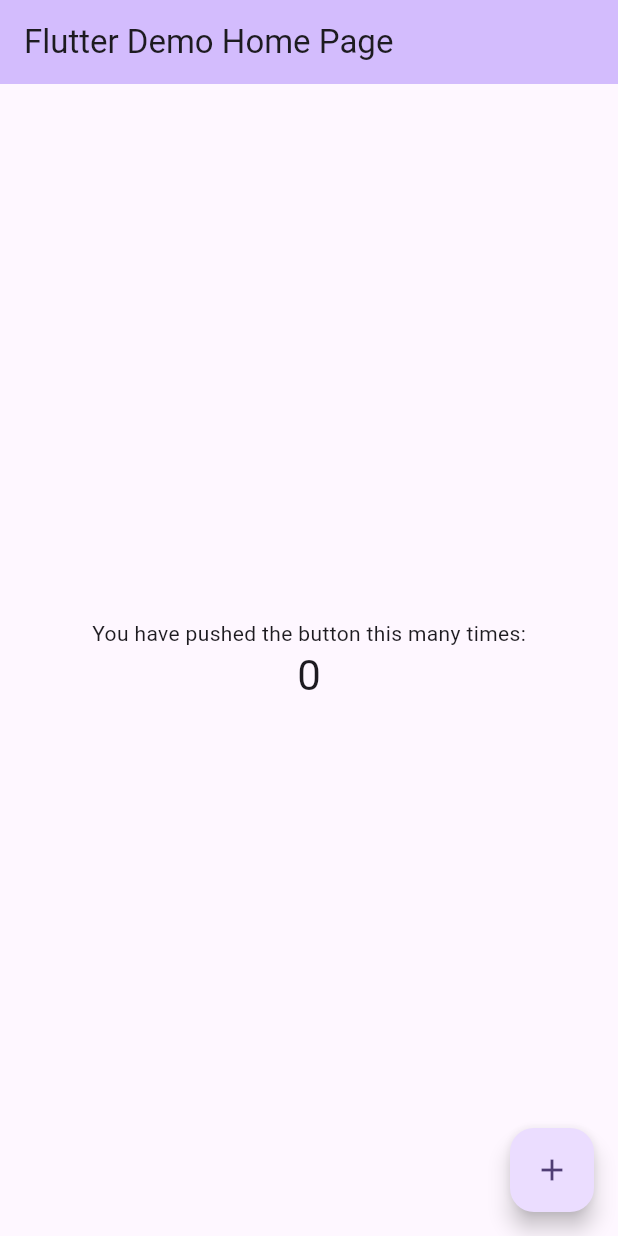
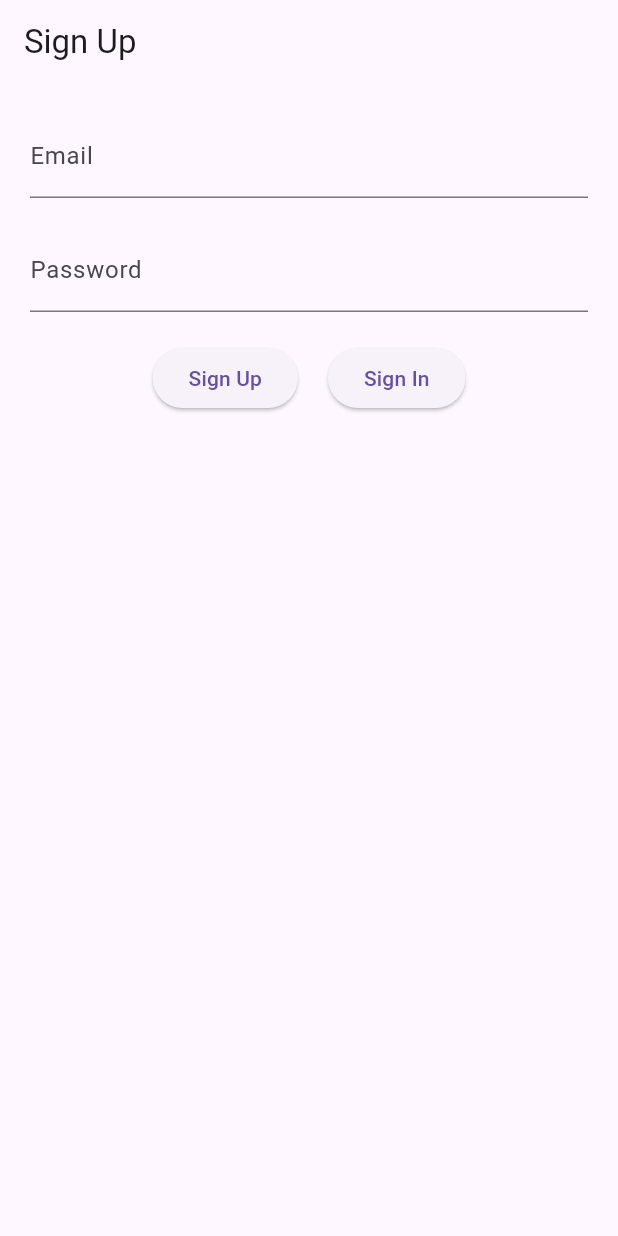
Before and after one commit to suk-6/24-flutter, a Flutter app: the screen it shows after launch, on a phone screen of 412 x 824 dp. Run offline on Flutter 3.47's test engine with Material 3 defaults, Android fonts, the phone set to English and light mode, and no system bars; our stand-ins replace firebase_auth, firebase_core; accounts and stored records are empty.

Commit message:
feat: auth

```diff
--- a/flutter1/lib/main.dart
+++ b/flutter1/lib/main.dart
@@ -1,125 +1,14 @@
+import 'package:firebase_core/firebase_core.dart';
 import 'package:flutter/material.dart';
+import 'package:flutter1/firebase_options.dart';
+import 'package:flutter1/pages/auth/signup.dart';
 
-void main() {
-  runApp(const MyApp());
+void main() async {
+  WidgetsFlutterBinding.ensureInitialized();
+  await Firebase.initializeApp(
+    options: DefaultFirebaseOptions.currentPlatform,
+  );
+  runApp(const MaterialApp(
+    home: SignUpPage(),
+  ));
 }
-
-class MyApp extends StatelessWidget {
-  const MyApp({super.key});
-
-  // This widget is the root of your application.
-  @override
-  Widget build(BuildContext context) {
-    return MaterialApp(
-      title: 'Flutter Demo',
-      theme: ThemeData(
-        // This is the theme of your application.
-        //
-        // TRY THIS: Try running your application with "flutter run". You'll see
-        // the application has a purple toolbar. Then, without quitting the app,
-        // try changing the seedColor in the colorScheme below to Colors.green
-        // and then invoke "hot reload" (save your changes or press the "hot
-        // reload" button in a Flutter-supported IDE, or press "r" if you used
-        // the command line to start the app).
-        //
-        // Notice that the counter didn't reset back to zero; the application
-        // state is not lost during the reload. To reset the state, use hot
-        // restart instead.
-        //
-        // This works for code too, not just values: Most code changes can be
-        // tested with just a hot reload.
-        colorScheme: ColorScheme.fromSeed(seedColor: Colors.deepPurple),
-        useMaterial3: true,
-      ),
-      home: const MyHomePage(title: 'Flutter Demo Home Page'),
-    );
-  }
-}
-
-class MyHomePage extends StatefulWidget {
-  const MyHomePage({super.key, required this.title});
-
-  // This widget is the home page of your application. It is stateful, meaning
-  // that it has a State object (defined below) that contains fields that affect
-  // how it looks.
-
-  // This class is the configuration for the state. It holds the values (in this
-  // case the title) provided by the parent (in this case the App widget) and
-  // used by the build method of the State. Fields in a Widget subclass are
-  // always marked "final".
-
-  final String title;
-
-  @override
-  State<MyHomePage> createState() => _MyHomePageState();
-}
-
-class _MyHomePageState extends State<MyHomePage> {
-  int _counter = 0;
-
-  void _incrementCounter() {
-    setState(() {
-      // This call to setState tells the Flutter framework that something has
-      // changed in this State, which causes it to rerun the build method below
-      // so that the display can reflect the updated values. If we changed
-      // _counter without calling setState(), then the build method would not be
-      // called again, and so nothing would appear to happen.
-      _counter++;
-    });
-  }
-
-  @override
-  Widget build(BuildContext context) {
-    // This method is rerun every time setState is called, for instance as done
-    // by the _incrementCounter method above.
-    //
-    // The Flutter framework has been optimized to make rerunning build methods
-    // fast, so that you can just rebuild anything that needs updating rather
-    // than having to individually change instances of widgets.
-    return Scaffold(
-      appBar: AppBar(
-        // TRY THIS: Try changing the color here to a specific color (to
-        // Colors.amber, perhaps?) and trigger a hot reload to see the AppBar
-        // change color while the other colors stay the same.
-        backgroundColor: Theme.of(context).colorScheme.inversePrimary,
-        // Here we take the value from the MyHomePage object that was created by
-        // the App.build method, and use it to set our appbar title.
-        title: Text(widget.title),
-      ),
-      body: Center(
-        // Center is a layout widget. It takes a single child and positions it
-        // in the middle of the parent.
-        child: Column(
-          // Column is also a layout widget. It takes a list of children and
-          // arranges them vertically. By default, it sizes itself to fit its
-          // children horizontally, and tries to be as tall as its parent.
-          //
-          // Column has various properties to control how it sizes itself and
-          // how it positions its children. Here we use mainAxisAlignment to
-          // center the children vertically; the main axis here is the vertical
-          // axis because Columns are vertical (the cross axis would be
-          // horizontal).
-          //
-          // TRY THIS: Invoke "debug painting" (choose the "Toggle Debug Paint"
-          // action in the IDE, or press "p" in the console), to see the
-          // wireframe for each widget.
-          mainAxisAlignment: MainAxisAlignment.center,
-          children: <Widget>[
-            const Text(
-              'You have pushed the button this many times:',
-            ),
-            Text(
-              '$_counter',
-              style: Theme.of(context).textTheme.headlineMedium,
-            ),
-          ],
-        ),
-      ),
-      floatingActionButton: FloatingActionButton(
-        onPressed: _incrementCounter,
-        tooltip: 'Increment',
-        child: const Icon(Icons.add),
-      ), // This trailing comma makes auto-formatting nicer for build methods.
-    );
-  }
-}
--- /dev/null
+++ b/flutter1/lib/pages/auth/signin.dart
@@ -0,0 +1,71 @@
+import 'package:firebase_auth/firebase_auth.dart';
+import 'package:flutter/material.dart';
+
+class SignInPage extends StatefulWidget {
+  const SignInPage({super.key});
+
+  @override
+  State<SignInPage> createState() => _SignInPageState();
+}
+
+class _SignInPageState extends State<SignInPage> {
+  final TextEditingController _emailController = TextEditingController();
+  final TextEditingController _passwordController = TextEditingController();
+  final FirebaseAuth _auth = FirebaseAuth.instance;
+
+  String _statusMessage = '';
+
+  Future<void> _signUp() async {
+    try {
+      final UserCredential userCredential =
+          await _auth.signInWithEmailAndPassword(
+        email: _emailController.text,
+        password: _passwordController.text,
+      );
+      if (userCredential.user != null && userCredential.user!.emailVerified) {
+        setState(() {
+          _statusMessage = '${userCredential.user!.email}로 로그인 성공';
+        });
+      }
+    } on FirebaseAuthException catch (e) {
+      setState(() {
+        _statusMessage = e.message ?? '로그인 오류';
+      });
+    }
+  }
+
+  @override
+  Widget build(BuildContext context) {
+    return MaterialApp(
+      home: Scaffold(
+        appBar: AppBar(
+          title: const Text('Sign In'),
+        ),
+        body: Container(
+          padding: const EdgeInsets.all(20),
+          child: Column(
+            children: [
+              TextField(
+                decoration: const InputDecoration(labelText: "Email"),
+                controller: _emailController,
+              ),
+              const SizedBox(height: 20),
+              TextField(
+                decoration: const InputDecoration(labelText: "Password"),
+                controller: _passwordController,
+                obscureText: true,
+              ),
+              const SizedBox(height: 20),
+              ElevatedButton(
+                onPressed: _signUp,
+                child: const Text('Sign In'),
+              ),
+              const SizedBox(height: 30),
+              Text(_statusMessage),
+            ],
+          ),
+        ),
+      ),
+    );
+  }
+}
--- /dev/null
+++ b/flutter1/lib/pages/auth/signup.dart
@@ -0,0 +1,90 @@
+import 'package:firebase_auth/firebase_auth.dart';
+import 'package:flutter/material.dart';
+import 'package:flutter1/pages/auth/signin.dart';
+
+class SignUpPage extends StatefulWidget {
+  const SignUpPage({super.key});
+
+  @override
+  State<SignUpPage> createState() => _SignUpPageState();
+}
+
+class _SignUpPageState extends State<SignUpPage> {
+  final TextEditingController _emailController = TextEditingController();
+  final TextEditingController _passwordController = TextEditingController();
+  final FirebaseAuth _auth = FirebaseAuth.instance;
+
+  String _statusMessage = '';
+
+  Future<void> _signUp() async {
+    try {
+      final UserCredential userCredential =
+          await _auth.createUserWithEmailAndPassword(
+        email: _emailController.text,
+        password: _passwordController.text,
+      );
+      if (userCredential.user != null && !userCredential.user!.emailVerified) {
+        await userCredential.user!.sendEmailVerification();
+        setState(() {
+          _statusMessage = '인증 이메일이 발송되었습니다.';
+        });
+      }
+    } on FirebaseAuthException catch (e) {
+      setState(() {
+        _statusMessage = e.message ?? '회원가입 오류';
+      });
+    }
+  }
+
+  @override
+  Widget build(BuildContext context) {
+    return MaterialApp(
+      home: Scaffold(
+        appBar: AppBar(
+          title: const Text('Sign Up'),
+        ),
+        body: Container(
+          padding: const EdgeInsets.all(20),
+          child: Column(
+            children: [
+              TextField(
+                decoration: const InputDecoration(labelText: "Email"),
+                controller: _emailController,
+              ),
+              const SizedBox(height: 20),
+              TextField(
+                decoration: const InputDecoration(labelText: "Password"),
+                controller: _passwordController,
+                obscureText: true,
+              ),
+              const SizedBox(height: 20),
+              Row(
+                mainAxisAlignment: MainAxisAlignment.center,
+                children: [
+                  ElevatedButton(
+                    onPressed: _signUp,
+                    child: const Text('Sign Up'),
+                  ),
+                  const SizedBox(
+                    width: 20,
+                  ),
+                  ElevatedButton(
+                    onPressed: () {
+                      Navigator.push(
+                          context,
+                          MaterialPageRoute(
+                              builder: (context) => const SignInPage()));
+                    },
+                    child: const Text('Sign In'),
+                  ),
+                ],
+              ),
+              const SizedBox(height: 30),
+              Text(_statusMessage),
+            ],
+          ),
+        ),
+      ),
+    );
+  }
+}
--- a/flutter1/pubspec.yaml
+++ b/flutter1/pubspec.yaml
@@ -28,6 +28,8 @@ environment:
 # the latest version available on pub.dev. To see which dependencies have newer
 # versions available, run `flutter pub outdated`.
 dependencies:
+  firebase_auth: ^5.0.0
+  firebase_core: ^3.0.0
   flutter:
     sdk: flutter
 
```
Also changed, not shown: flutter1/lib/firebase_options.dart (added), flutter1/pubspec.lock, 10 other files.
